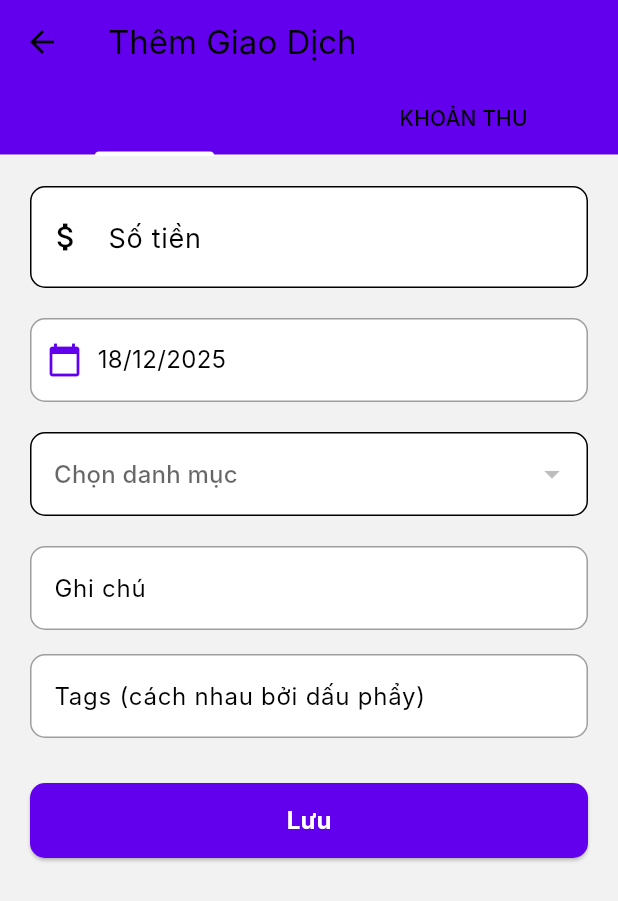
After one commit to minhnhat1212/appquanlytaichinh, a Flutter app: the AddTransactionScreen screen opened by its route, on a phone screen of 412 x 824 dp. The commit adds this screen. Shown: the top 901 px of the screen. Run offline on Flutter 3.47's test engine with Material 3 defaults, Android fonts, the phone set to English and light mode, and no system bars; Roboto replaces fonts that are missing (Inter).

Commit message:
Quản lý thu chi

```diff
--- a/lib/core/constants/api_constants.dart
+++ b/lib/core/constants/api_constants.dart
@@ -14,4 +14,10 @@ class ApiConstants {
   static String get login => '$baseUrl/api/auth/login';
   static String get register => '$baseUrl/api/auth/register';
   static String get changePassword => '$baseUrl/api/auth/change-password';
+
+  static String get categories => '$baseUrl/api/categories';
+  static String transactions(String userId) =>
+      '$baseUrl/api/transactions/$userId';
+  static String get addTransaction => '$baseUrl/api/transactions';
+  static String deleteTransaction(String id) => '$baseUrl/api/transactions/$id';
 }
--- a/lib/features/auth/providers/auth_provider.dart
+++ b/lib/features/auth/providers/auth_provider.dart
@@ -5,11 +5,13 @@ import '../../../core/constants/api_constants.dart';
 
 class AuthProvider with ChangeNotifier {
   bool _isLoggedIn = false;
+  String _userId = ''; // Store MongoDB _id
   String _username = '';
   String _email = '';
   String _phone = '';
 
   bool get isLoggedIn => _isLoggedIn;
+  String get userId => _userId;
   String get username => _username;
   String get email => _email;
   String get phone => _phone;
@@ -27,6 +29,7 @@ class AuthProvider with ChangeNotifier {
         final data = jsonDecode(response.body);
         if (data['success']) {
           _isLoggedIn = true;
+          _userId = data['user']['id'];
           _email = data['user']['email'];
           _username = data['user']['name'];
           _phone = data['user']['phone'] ?? '';
--- a/lib/features/auth/screens/login_screen.dart
+++ b/lib/features/auth/screens/login_screen.dart
@@ -28,8 +28,8 @@ class _LoginScreenState extends State<LoginScreen> {
       if (mounted) {
         setState(() => _isLoading = false);
         if (success) {
-          // Navigate to Home or Profile
-          Navigator.pushReplacementNamed(context, '/profile');
+          // Navigate to Transaction List
+          Navigator.pushReplacementNamed(context, '/transactions');
         } else {
           ScaffoldMessenger.of(
             context,
--- a/lib/features/auth/screens/register_screen.dart
+++ b/lib/features/auth/screens/register_screen.dart
@@ -40,7 +40,7 @@ class _RegisterScreenState extends State<RegisterScreen> {
       if (mounted) {
         setState(() => _isLoading = false);
         if (success) {
-          Navigator.pushReplacementNamed(context, '/profile');
+          Navigator.pushReplacementNamed(context, '/transactions');
         } else {
           ScaffoldMessenger.of(
             context,
--- /dev/null
+++ b/lib/features/transaction/models/category_model.dart
@@ -0,0 +1,22 @@
+class CategoryModel {
+  final String id;
+  final String name;
+  final String type; // 'income' or 'expense'
+  final String icon;
+
+  CategoryModel({
+    required this.id,
+    required this.name,
+    required this.type,
+    required this.icon,
+  });
+
+  factory CategoryModel.fromJson(Map<String, dynamic> json) {
+    return CategoryModel(
+      id: json['_id'],
+      name: json['name'],
+      type: json['type'],
+      icon: json['icon'],
+    );
+  }
+}
--- /dev/null
+++ b/lib/features/transaction/models/transaction_model.dart
@@ -0,0 +1,36 @@
+import 'category_model.dart';
+
+class TransactionModel {
+  final String id;
+  final String userId;
+  final CategoryModel category;
+  final double amount;
+  final String type; // 'income' or 'expense'
+  final DateTime date;
+  final String note;
+  final List<String> tags;
+
+  TransactionModel({
+    required this.id,
+    required this.userId,
+    required this.category,
+    required this.amount,
+    required this.type,
+    required this.date,
+    this.note = '',
+    this.tags = const [],
+  });
+
+  factory TransactionModel.fromJson(Map<String, dynamic> json) {
+    return TransactionModel(
+      id: json['_id'],
+      userId: json['user'],
+      category: CategoryModel.fromJson(json['category']),
+      amount: (json['amount'] as num).toDouble(),
+      type: json['type'],
+      date: DateTime.parse(json['date']),
+      note: json['note'] ?? '',
+      tags: List<String>.from(json['tags'] ?? []),
+    );
+  }
+}
--- /dev/null
+++ b/lib/features/transaction/screens/add_transaction_screen.dart
@@ -0,0 +1,222 @@
+import 'package:flutter/material.dart';
+import 'package:provider/provider.dart';
+import 'package:intl/intl.dart';
+import '../../../../core/constants/app_colors.dart';
+import '../../../../widgets/custom_button.dart';
+import '../../../../widgets/custom_textfield.dart';
+import '../../auth/providers/auth_provider.dart';
+import '../providers/transaction_provider.dart';
+
+class AddTransactionScreen extends StatefulWidget {
+  const AddTransactionScreen({Key? key}) : super(key: key);
+
+  @override
+  State<AddTransactionScreen> createState() => _AddTransactionScreenState();
+}
+
+class _AddTransactionScreenState extends State<AddTransactionScreen>
+    with SingleTickerProviderStateMixin {
+  late TabController _tabController;
+  final _amountController = TextEditingController();
+  final _noteController = TextEditingController();
+  final _tagsController = TextEditingController(); // Comma separated
+  String? _selectedCategoryId;
+  DateTime _selectedDate = DateTime.now();
+  bool _isLoading = false;
+
+  @override
+  void initState() {
+    super.initState();
+    _tabController = TabController(length: 2, vsync: this);
+  }
+
+  @override
+  void dispose() {
+    _tabController.dispose();
+    super.dispose();
+  }
+
+  void _saveTransaction() async {
+    if (_amountController.text.isEmpty || _selectedCategoryId == null) {
+      ScaffoldMessenger.of(context).showSnackBar(
+        const SnackBar(content: Text('Vui lòng nhập số tiền và chọn danh mục')),
+      );
+      return;
+    }
+
+    setState(() => _isLoading = true);
+
+    // Get current user ID (Fix: need update AuthProvider to expose ID)
+    // For now assuming AuthProvider has `id` getter.
+    final user = Provider.of<AuthProvider>(context, listen: false);
+    // TEMPORARY: using email as ID will fail. I MUST update AuthProvider first.
+    // For this code to compile, I'll access a placeholder ID from user provider.
+
+    final type = _tabController.index == 0
+        ? 'expense'
+        : 'income'; // Tab 0: Chi, Tab 1: Thu
+
+    final provider = Provider.of<TransactionProvider>(context, listen: false);
+    final success = await provider.addTransaction(
+      userId: user.userId, // Relying on update I'm about to make
+      categoryId: _selectedCategoryId!,
+      amount: double.tryParse(_amountController.text) ?? 0,
+      type: type,
+      date: _selectedDate,
+      note: _noteController.text,
+      tags: _tagsController.text.split(',').map((e) => e.trim()).toList(),
+    );
+
+    if (mounted) {
+      setState(() => _isLoading = false);
+      if (success) {
+        Navigator.pop(context);
+      } else {
+        ScaffoldMessenger.of(
+          context,
+        ).showSnackBar(const SnackBar(content: Text('Lỗi khi lưu')));
+      }
+    }
+  }
+
+  @override
+  Widget build(BuildContext context) {
+    return Scaffold(
+      backgroundColor: AppColors.background,
+      appBar: AppBar(
+        title: const Text('Thêm Giao Dịch'),
+        backgroundColor: AppColors.primary,
+        bottom: TabBar(
+          controller: _tabController,
+          tabs: const [
+            Tab(text: 'KHOẢN CHI'),
+            Tab(text: 'KHOẢN THU'),
+          ],
+        ),
+      ),
+      body: Padding(
+        padding: const EdgeInsets.all(20.0),
+        child: SingleChildScrollView(
+          child: Column(
+            crossAxisAlignment: CrossAxisAlignment.start,
+            children: [
+              // Amount Input
+              TextField(
+                controller: _amountController,
+                keyboardType: TextInputType.number,
+                decoration: InputDecoration(
+                  labelText: 'Số tiền',
+                  labelStyle: const TextStyle(fontSize: 18),
+                  prefixIcon: const Icon(Icons.attach_money),
+                  border: OutlineInputBorder(
+                    borderRadius: BorderRadius.circular(10),
+                  ),
+                  filled: true,
+                  fillColor: Colors.white,
+                ),
+                style: const TextStyle(
+                  fontSize: 24,
+                  fontWeight: FontWeight.bold,
+                  color: AppColors.primary,
+                ),
+              ),
+              const SizedBox(height: 20),
+
+              // Date Picker
+              InkWell(
+                onTap: () async {
+                  final picked = await showDatePicker(
+                    context: context,
+                    initialDate: _selectedDate,
+                    firstDate: DateTime(2000),
+                    lastDate: DateTime(2100),
+                  );
+                  if (picked != null) setState(() => _selectedDate = picked);
+                },
+                child: Container(
+                  padding: const EdgeInsets.symmetric(
+                    vertical: 15,
+                    horizontal: 10,
+                  ),
+                  decoration: BoxDecoration(
+                    color: Colors.white,
+                    border: Border.all(color: Colors.grey),
+                    borderRadius: BorderRadius.circular(10),
+                  ),
+                  child: Row(
+                    children: [
+                      const Icon(
+                        Icons.calendar_today,
+                        color: AppColors.primary,
+                      ),
+                      const SizedBox(width: 10),
+                      Text(
+                        DateFormat('dd/MM/yyyy').format(_selectedDate),
+                        style: const TextStyle(fontSize: 16),
+                      ),
+                    ],
+                  ),
+                ),
+              ),
+              const SizedBox(height: 20),
+
+              // Category Selector
+              Consumer<TransactionProvider>(
+                builder: (context, provider, child) {
+                  // Filter categories based on Tab (Income/Expense)
+                  // Note: This requires rebuilding when tab changes.
+                  // For simplicity, let's just show all or filtered.
+                  // Ideally, listen to TabController.
+                  return DropdownButtonFormField<String>(
+                    value: _selectedCategoryId,
+                    hint: const Text('Chọn danh mục'),
+                    items: provider.categories.map((cat) {
+                      return DropdownMenuItem(
+                        value: cat.id,
+                        child: Row(
+                          children: [
+                            Icon(
+                              Icons.category,
+                              color: Colors.grey[600],
+                            ), // Custom icon mapping later
+                            const SizedBox(width: 10),
+                            Text(cat.name),
+                          ],
+                        ),
+                      );
+                    }).toList(),
+                    onChanged: (val) =>
+                        setState(() => _selectedCategoryId = val),
+                    decoration: InputDecoration(
+                      border: OutlineInputBorder(
+                        borderRadius: BorderRadius.circular(10),
+                      ),
+                      filled: true,
+                      fillColor: Colors.white,
+                    ),
+                  );
+                },
+              ),
+              const SizedBox(height: 20),
+
+              CustomTextField(
+                controller: _noteController,
+                labelText: 'Ghi chú',
+              ),
+              const SizedBox(height: 16),
+              CustomTextField(
+                controller: _tagsController,
+                labelText: 'Tags (cách nhau bởi dấu phẩy)',
+              ),
+
+              const SizedBox(height: 30),
+              _isLoading
+                  ? const Center(child: CircularProgressIndicator())
+                  : CustomButton(text: 'Lưu', onPressed: _saveTransaction),
+            ],
+          ),
+        ),
+      ),
+    );
+  }
+}
--- a/pubspec.yaml
+++ b/pubspec.yaml
@@ -36,6 +36,7 @@ dependencies:
   cupertino_icons: ^1.0.8
   provider: ^6.1.5+1
   http: ^1.6.0
+  intl: ^0.20.2
 
 dev_dependencies:
   flutter_test:
```
Also changed, not shown: lib/features/transaction/providers/transaction_provider.dart (added, +109 -0 lines), lib/features/transaction/screens/transaction_list_screen.dart (added, +161 -0 lines), lib/main.dart (+11 -1 lines), pubspec.lock, 3 other files.
